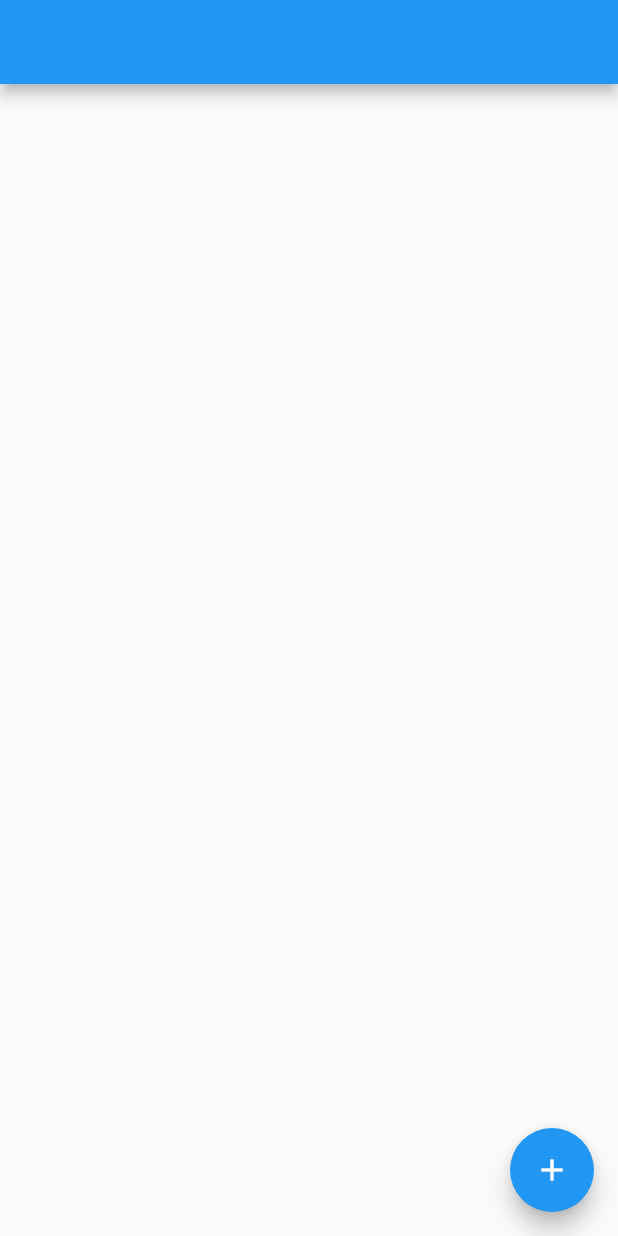
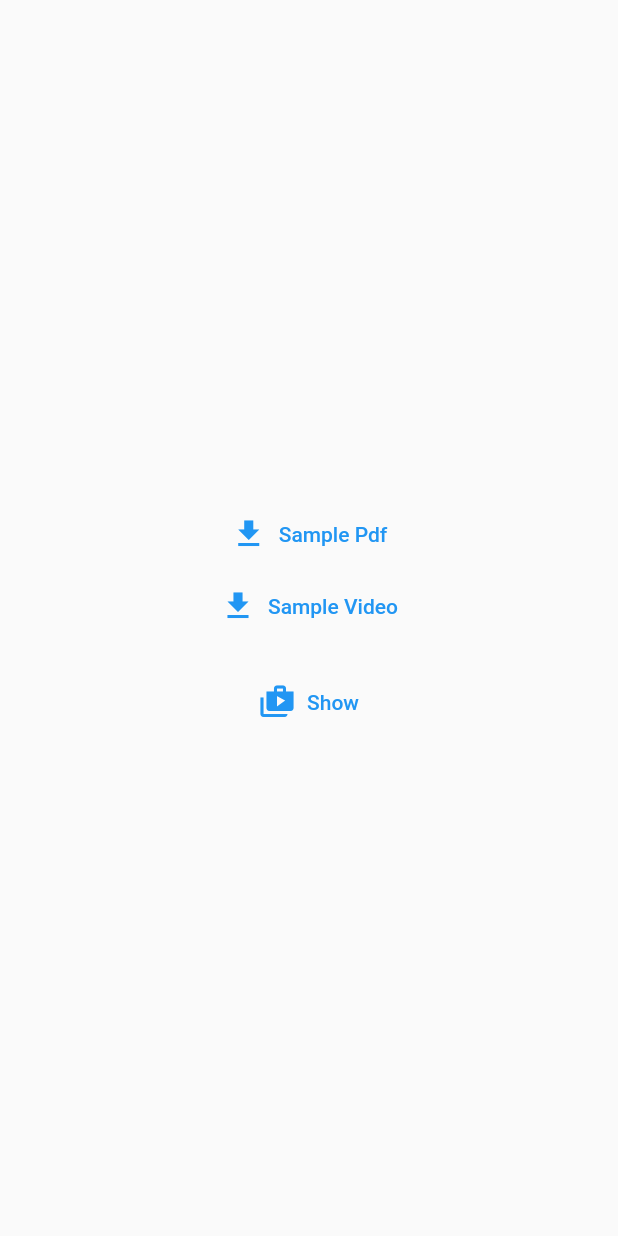
Before and after one commit to bernademir/Flutter-FutureBuilder, a Flutter app: the screen it shows after launch, on a phone screen of 412 x 824 dp. Run offline on Flutter 3.47's test engine with Material 2 defaults, Android fonts, the phone set to English and light mode, and no system bars; our stand-ins replace logger, open_file.

Commit message:
file download procedures done

```diff
--- a/lib/main.dart
+++ b/lib/main.dart
@@ -1,5 +1,6 @@
 import 'package:flutter/material.dart';
-import 'package:futurebuilder/firebase_view.dart';
+import 'package:futurebuilder/views/file_download_view.dart';
+//import 'package:futurebuilder/views/firebase_view.dart';
 //import 'package:futurebuilder/httpfuture.dart';
 //import 'json_placeholder_view.dart';
 
@@ -17,7 +18,8 @@ class MyApp extends StatelessWidget {
       ),
       home: //HttpFutureBuilder(),
           //JsonPlaceHolderView(),
-          FirebaseView(),
+          //FirebaseView(),
+          FileDownloadView(),
     );
   }
 }
--- /dev/null
+++ b/lib/views/file_download_view.dart
@@ -0,0 +1,92 @@
+import 'package:flutter/material.dart';
+import 'package:logger/logger.dart';
+import 'package:open_file/open_file.dart';
+import 'package:path_provider/path_provider.dart';
+import 'package:http/http.dart' as http;
+
+import 'dart:io';
+
+class FileDownloadView extends StatefulWidget {
+  @override
+  _FileDownloadViewState createState() => _FileDownloadViewState();
+}
+
+class _FileDownloadViewState extends State<FileDownloadView> {
+  String _filePath = "";
+
+  Future<String> get _localDevicePath async {
+    final _devicePath = await getApplicationDocumentsDirectory();
+    return _devicePath.path;
+  }
+
+  Future<File> _localFile({String path, String type}) async {
+    String _path = await _localDevicePath;
+    var _newPath = await Directory("$_path/$path").create();
+    return File("${_newPath.path}/berna.$type");
+  }
+
+  Future _downloadSamplePDF() async {
+    final _response =
+        await http.get("http://www.africau.edu/images/default/sample.pdf");
+    if (_response.statusCode == 200) {
+      final _file = await _localFile(path: "doc", type: "pdf");
+      final _saveFile = await _file.writeAsBytes(_response.bodyBytes);
+      Logger().i("file write completed");
+      setState(() {
+        _filePath = _saveFile.path;
+      });
+    } else {
+      Logger().e(_response.statusCode);
+    }
+  }
+
+  Future _downloadSampleVideo() async {
+    final _response = await http.get(
+        "https://sample-videos.com/video123/mp4/720/big_buck_bunny_720p_2mb.mp4");
+    if (_response.statusCode == 200) {
+      final _file = await _localFile(path: "video", type: "mp4");
+      final _saveFile = await _file.writeAsBytes(_response.bodyBytes);
+      Logger().i("file write completed");
+      setState(() {
+        _filePath = _saveFile.path;
+      });
+    } else {
+      Logger().e(_response.statusCode);
+    }
+  }
+
+  @override
+  Widget build(BuildContext context) {
+    return Scaffold(
+      body: Center(
+        child: Column(
+          mainAxisAlignment: MainAxisAlignment.center,
+          children: <Widget>[
+            TextButton.icon(
+              icon: Icon(Icons.file_download),
+              label: Text("Sample Pdf"),
+              onPressed: () {
+                _downloadSamplePDF();
+              },
+            ),
+            TextButton.icon(
+                onPressed: () {
+                  _downloadSampleVideo();
+                },
+                icon: Icon(Icons.file_download),
+                label: Text("Sample Video")),
+            Text(_filePath),
+            TextButton.icon(
+              icon: Icon(Icons.shop_two),
+              label: Text("Show"),
+              onPressed: () async {
+                final _openFile = await OpenFile.open(_filePath);
+                Logger().i(_openFile);
+              },
+            ),
+          ],
+        ),
+      ),
+    );
+  }
+}
--- a/lib/firebase_view.dart
+++ b/lib/views/firebase_view.dart
@@ -1,7 +1,7 @@
 import 'dart:convert';
 
 import 'package:flutter/material.dart';
-import 'package:futurebuilder/postfirebase.dart';
+import 'package:futurebuilder/viewmodals/postfirebase.dart';
 import 'package:http/http.dart' as http;
 
 class FirebaseView extends StatefulWidget {
--- a/lib/json_placeholder_view.dart
+++ b/lib/views/json_placeholder_view.dart
@@ -1,7 +1,7 @@
 import 'dart:convert';
 
 import 'package:flutter/material.dart';
-import 'package:futurebuilder/post.dart';
+import 'package:futurebuilder/viewmodals/post.dart';
 import 'package:http/http.dart' as http;
 
 class JsonPlaceHolderView extends StatefulWidget {
--- a/pubspec.yaml
+++ b/pubspec.yaml
@@ -24,6 +24,9 @@ dependencies:
   flutter:
     sdk: flutter
   http: ^0.12.2
+  path_provider: ^1.6.27
+  logger: ^0.9.4
+  open_file: ^3.0.3
 
 
   # The following adds the Cupertino Icons font to your application.
```
Also changed, not shown: lib/viewmodals/post.dart (renamed from lib/post.dart), lib/viewmodals/postfirebase.dart (renamed from lib/postfirebase.dart), lib/views/httpfuture_view.dart (renamed from lib/httpfuture.dart), pubspec.lock, 1 other file.
